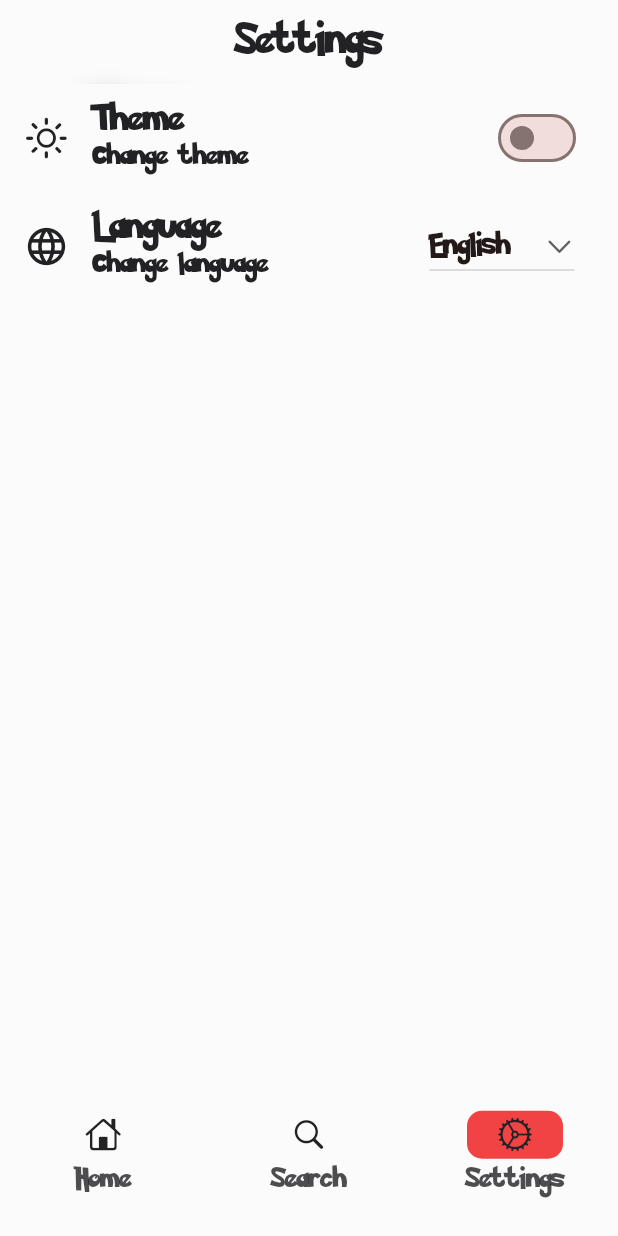
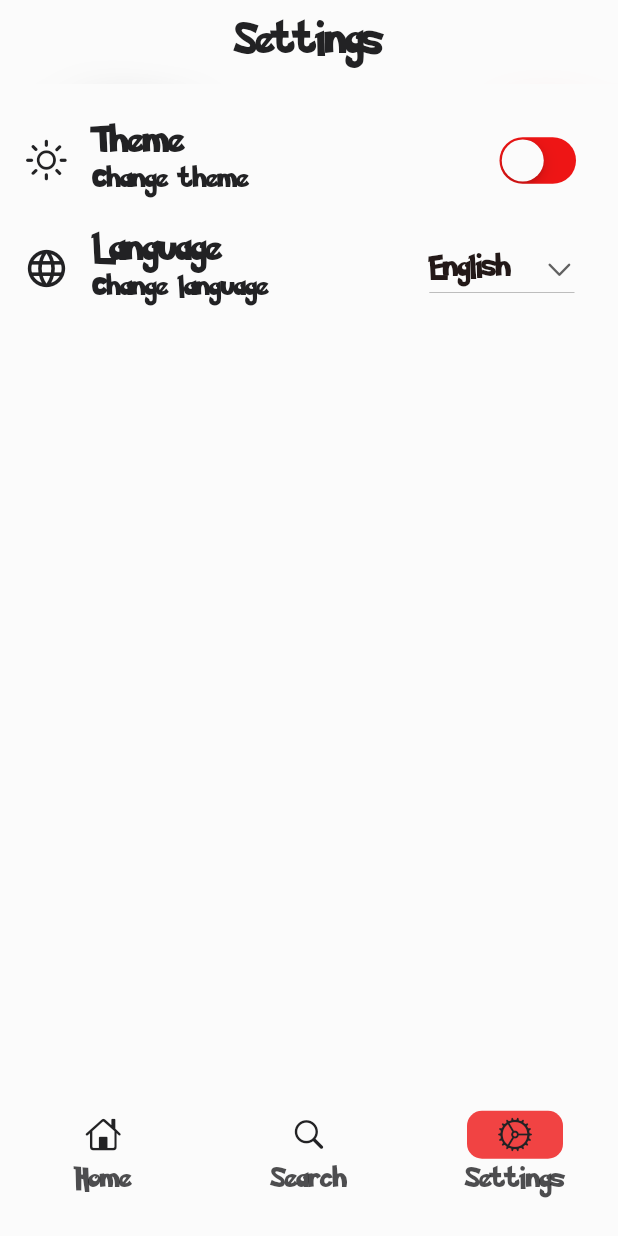
Before and after one commit to JurojinKun/flutter_test_getX, a Flutter app: the screen it shows after launch, item 3 of the bottom bar chosen, on a phone screen of 412 x 824 dp. Run offline on Flutter 3.47's test engine with Material 3 defaults, Android fonts, the phone set to English and light mode, and no system bars; our stand-ins replace get, get_storage; network calls fail.

Commit message:
Optims
- cupertino switch to change theme
- optim blur top/nav bars
- optim cards pokemons home view

```diff
--- a/lib/app/modules/settings/views/settings_view.dart
+++ b/lib/app/modules/settings/views/settings_view.dart
@@ -1,6 +1,7 @@
 import 'package:flutter/cupertino.dart';
 import 'package:flutter/material.dart';
 import 'package:flutter_test_getx/app/theme/custom_font_sizes.dart';
+import 'package:flutter_test_getx/app/theme/custom_theme.dart';
 import 'package:flutter_test_getx/app/widgets/app_bar_custom.dart';
 
 import 'package:get/get.dart';
@@ -19,6 +20,7 @@ class SettingsView extends GetView<SettingsController> {
             child: AppBarCustom(title: "settings.title".tr)),
         body: SafeArea(
           child: SingleChildScrollView(
+            padding: const EdgeInsets.symmetric(vertical: 15.0),
             child: Column(
               children: [_changeTheme(context), _changeTranslations(context)],
             ),
@@ -40,7 +42,10 @@ class SettingsView extends GetView<SettingsController> {
       title: Text("settings.theme.title".tr),
       subtitle: Text("settings.theme.content".tr),
       trailing: Obx(
-        () => Switch(
+        () => CupertinoSwitch(
+          activeColor: Theme.of(context).colorScheme.primary,
+          trackColor: Theme.of(context).colorScheme.primary,
+          thumbColor: controller.currentTheme.value == ThemeMode.dark ? CustomTheme.black : CustomTheme.white,
           value: controller.currentTheme.value == ThemeMode.dark,
           onChanged: (value) {
             controller.switchTheme();
@@ -72,6 +77,8 @@ class SettingsView extends GetView<SettingsController> {
               padding: EdgeInsets.only(left: 10.0),
               child: Icon(CupertinoIcons.chevron_down),
             ),
+            dropdownColor: controller.currentTheme.value == ThemeMode.dark ? CustomTheme.blackSecondary : CustomTheme.whiteSecondary,
+            elevation: 6,
             items: [
               DropdownMenuItem(
                 value: const Locale("fr"),
--- a/lib/app/widgets/app_bar_custom.dart
+++ b/lib/app/widgets/app_bar_custom.dart
@@ -20,7 +20,7 @@ class AppBarCustom extends StatelessWidget {
       centerTitle: true,
       flexibleSpace: ClipRRect(
         child: BackdropFilter(
-          filter: ImageFilter.blur(sigmaX: 10, sigmaY: 10),
+          filter: ImageFilter.blur(sigmaX: 20, sigmaY: 20),
           child: Container(
             color: Colors.transparent,
           ),
--- a/lib/app/widgets/navigator_bar_custom.dart
+++ b/lib/app/widgets/navigator_bar_custom.dart
@@ -24,7 +24,7 @@ class NavigationBarCustom extends StatelessWidget {
       child: Stack(
         children: [
           BackdropFilter(
-            filter: ImageFilter.blur(sigmaX: 10, sigmaY: 10),
+            filter: ImageFilter.blur(sigmaX: 20, sigmaY: 20),
             child: Container(
                 decoration: BoxDecoration(
                     color: Theme.of(context).scaffoldBackgroundColor.withOpacity(0.5),
```
Also changed, not shown: lib/app/modules/home/views/home_view.dart (+10 -2 lines).
